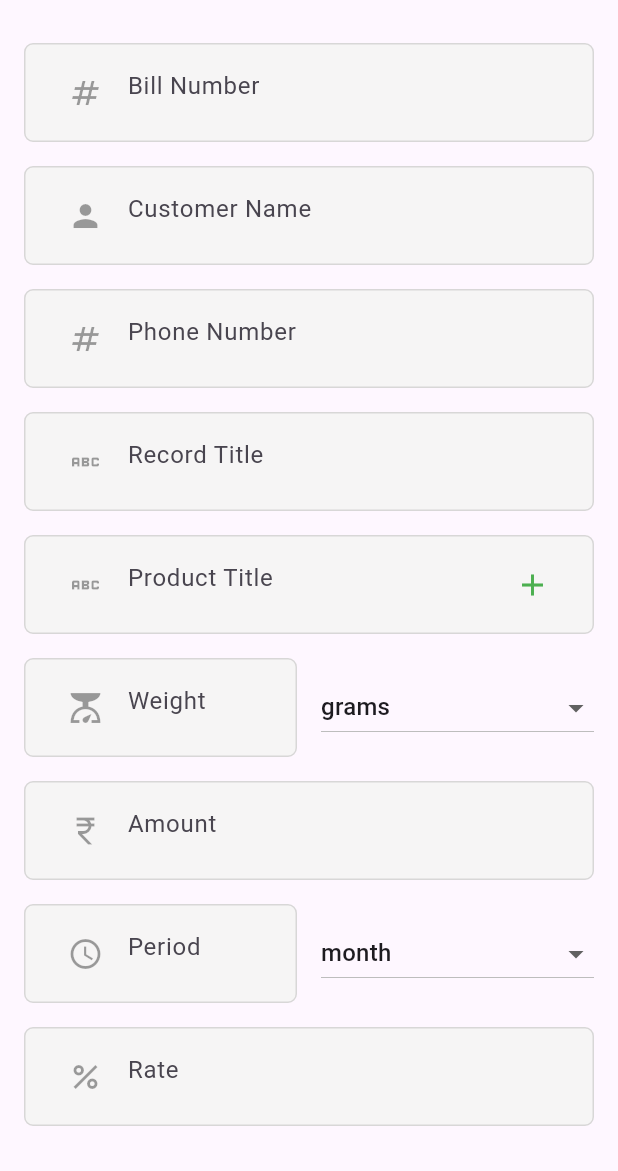
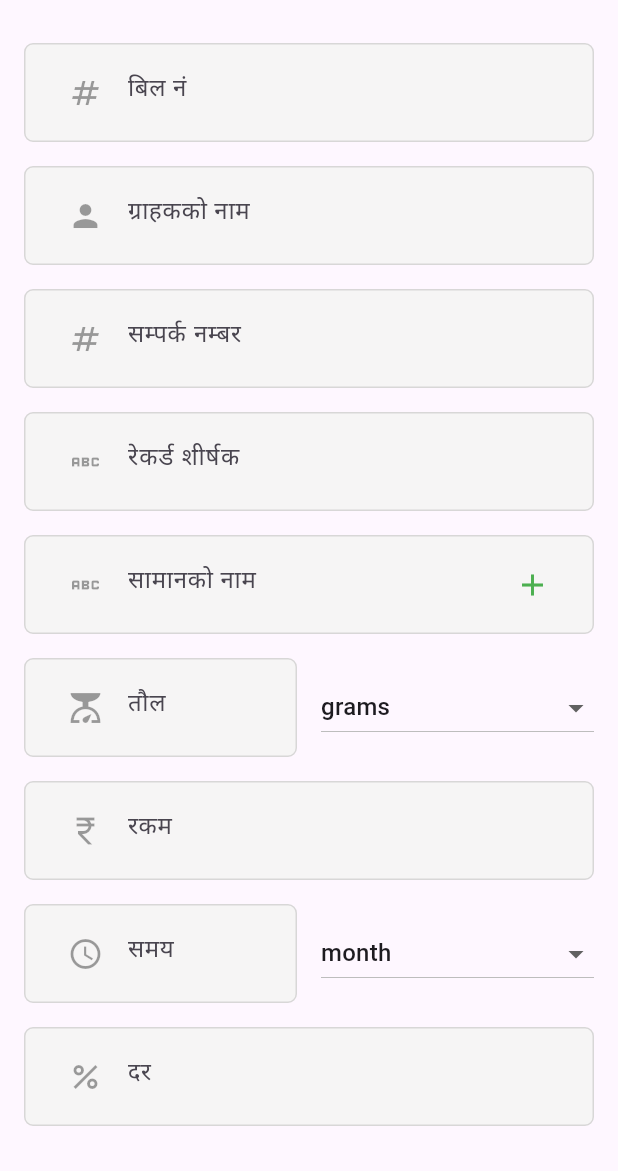
Before and after one commit to digigoldbook/dg-mb-app, a Flutter app: the GoldFAB screen opened by its route, on a phone screen of 412 x 824 dp, the part 65-1236 px from its top. Run offline on Flutter 3.47's test engine with Material 3 defaults, Android fonts, the phone set to English and light mode, and no system bars; our stand-ins replace animated_bottom_navigation_bar, avatar_glow, dio, easy_stepper, equatable, flutter_bloc and 9 more; accounts and stored records are empty; project files that could hold a hidden picture were left out.

Commit message:
language setup

```diff
--- a/assets/lang/ne.json
+++ b/assets/lang/ne.json
@@ -21,7 +21,17 @@
   "profile": "प्रोफिले",
   "rs": "रु",
   "registerShop": "नयाँ पसल",
+  "registrationNo": "पसल दर्ता नं",
   "gold": "सून",
   "silver": "चाँदी",
-  "diamond": "हीरा"
+  "diamond": "हीरा",
+  "billNo": "बिल नं",
+  "customerName": "ग्राहकको नाम",
+  "recordTitle": "रेकर्ड शीर्षक",
+  "productTitle": "सामानको नाम",
+  "weight": "तौल",
+  "amount": "रकम",
+  "period": "समय",
+  "rate": "दर",
+  "total": "जम्मा"
 }
--- a/lib/services/pages/unit_converter.dart
+++ b/lib/services/pages/unit_converter.dart
@@ -9,10 +9,10 @@ class UnitConverter extends StatefulWidget {
   const UnitConverter({super.key});
 
   @override
-  _UnitConverterState createState() => _UnitConverterState();
+  UnitConverterState createState() => UnitConverterState();
 }
 
-class _UnitConverterState extends State<UnitConverter> {
+class UnitConverterState extends State<UnitConverter> {
   final List<String> units = unitToGrams.keys.toList();
   String fromUnit = 'gm';
   double inputValue = 0.0;
--- a/lib/shop_screen/features/gold_deposit/widgets/gold_fab.dart
+++ b/lib/shop_screen/features/gold_deposit/widgets/gold_fab.dart
@@ -1,6 +1,7 @@
 import 'package:flutter/material.dart';
-import 'package:flutter_application_1/components/config/app_icons.dart';
 import 'package:gap/gap.dart';
+import '../../../../components/config/app_icons.dart';
+import '../../../../components/config/app_localization.dart';
 import '../../../../components/utils/toast_utils.dart';
 import '../../../../components/widget/app_bar.dart';
 import '../../../../components/widget/btn_widget.dart';
@@ -61,14 +62,14 @@ class _GoldFABState extends State<GoldFAB> {
             TextFieldWidget(
               controller: _billNo,
               inputType: TextInputType.text,
-              hintText: "Bill Number",
+              hintText: AppLocalizations.of(context)!.translate("billNo"),
               prefixIcon: AppIcons.instance.number,
             ),
             const Gap(16),
             TextFieldWidget(
               controller: _customerName,
               inputType: TextInputType.text,
-              hintText: "Customer Name",
+              hintText: AppLocalizations.of(context)!.translate("customerName"),
               prefixIcon: AppIcons.instance.person,
             ),
             const Gap(16),
@@ -76,14 +77,14 @@ class _GoldFABState extends State<GoldFAB> {
             TextFieldWidget(
               controller: _contactNo,
               inputType: TextInputType.text,
-              hintText: "Phone Number",
+              hintText: AppLocalizations.of(context)!.translate("contactNo"),
               prefixIcon: AppIcons.instance.number,
             ),
             const Gap(16),
             TextFieldWidget(
               controller: _postTitle,
               inputType: TextInputType.text,
-              hintText: "Record Title",
+              hintText: AppLocalizations.of(context)!.translate("recordTitle"),
               prefixIcon: Icons.abc,
             ),
             const Gap(16),
@@ -94,7 +95,8 @@ class _GoldFABState extends State<GoldFAB> {
                     child: TextFieldWidget(
                       controller: productList[index].productTitleController,
                       inputType: TextInputType.text,
-                      hintText: "Product Title",
+                      hintText: AppLocalizations.of(context)!
+                          .translate("productTitle"),
                       prefixIcon: Icons.abc,
                       // Display + for the last item, and delete for others
                       suffix: IconButton(
@@ -136,7 +138,7 @@ class _GoldFABState extends State<GoldFAB> {
                   child: TextFieldWidget(
                     controller: _weightController,
                     inputType: TextInputType.number,
-                    hintText: "Weight",
+                    hintText: AppLocalizations.of(context)!.translate("weight"),
                     prefixIcon: Icons.scale,
                   ),
                 ),
@@ -167,7 +169,7 @@ class _GoldFABState extends State<GoldFAB> {
             TextFieldWidget(
               controller: _productAmtController,
               inputType: TextInputType.number,
-              hintText: "Amount",
+              hintText: AppLocalizations.of(context)!.translate("amount"),
               prefixIcon: Icons.currency_rupee_sharp,
             ),
             const Gap(16),
@@ -178,7 +180,7 @@ class _GoldFABState extends State<GoldFAB> {
                   child: TextFieldWidget(
                     controller: _periodController,
                     inputType: TextInputType.number,
-                    hintText: "Period",
+                    hintText: AppLocalizations.of(context)!.translate("period"),
                     prefixIcon: Icons.watch_later_outlined,
                   ),
                 ),
@@ -208,7 +210,7 @@ class _GoldFABState extends State<GoldFAB> {
             TextFieldWidget(
               controller: _rateController,
               inputType: TextInputType.number,
-              hintText: "Rate",
+              hintText: AppLocalizations.of(context)!.translate("rate"),
               prefixIcon: Icons.percent,
             ),
             const Gap(16),
@@ -216,7 +218,7 @@ class _GoldFABState extends State<GoldFAB> {
             TextFieldWidget(
               controller: _countController,
               inputType: TextInputType.number,
-              hintText: "Count",
+              hintText: AppLocalizations.of(context)!.translate("total"),
               prefixIcon: Icons.format_list_numbered,
             ),
             const Gap(16),
--- a/lib/shop_screen/pages/shop_ui_page.dart
+++ b/lib/shop_screen/pages/shop_ui_page.dart
@@ -94,7 +94,7 @@ class _ShopUiPageState extends State<ShopUiPage> {
                   ],
                 ),
                 child: ListTile(
-                  tileColor: Color(0xffDEE5D4),
+                  tileColor: const Color(0xffDEE5D4),
                   onTap: () => context.pushNamed("shop-details"),
                   title: Text(shop.shopName ?? 'Unknown Shop'),
                   subtitle: Text(shop.shopAddress ?? 'No Address'),
--- a/lib/shop_screen/widgets/shop_page_delete_widget.dart
+++ b/lib/shop_screen/widgets/shop_page_delete_widget.dart
@@ -14,10 +14,10 @@ class ShopPageDeleteWidget extends StatefulWidget {
   });
 
   @override
-  _ShopPageDeleteWidgetState createState() => _ShopPageDeleteWidgetState();
+  ShopPageDeleteWidgetState createState() => ShopPageDeleteWidgetState();
 }
 
-class _ShopPageDeleteWidgetState extends State<ShopPageDeleteWidget> {
+class ShopPageDeleteWidgetState extends State<ShopPageDeleteWidget> {
   bool _isDeleting = false;
 
   Future<void> _handleDeleteShop(int shopId) async {
--- a/lib/statement/pages/view_statement.dart
+++ b/lib/statement/pages/view_statement.dart
@@ -7,10 +7,10 @@ class ViewStatement extends StatefulWidget {
   const ViewStatement({super.key});
 
   @override
-  _ViewStatementState createState() => _ViewStatementState();
+  ViewStatementState createState() => ViewStatementState();
 }
 
-class _ViewStatementState extends State<ViewStatement> {
+class ViewStatementState extends State<ViewStatement> {
   late Future<CashDepositModel> futureCashDeposits;
 
   @override
--- a/pubspec.yaml
+++ b/pubspec.yaml
@@ -28,6 +28,7 @@ dependencies:
   flutter_slidable: ^3.1.1
   lottie: ^3.1.2
   intl: ^0.19.0
+  connectivity_plus: ^6.0.5
 
 dev_dependencies:
   flutter_test:
```
Also changed, not shown: assets/lang/en.json (+12 -1 lines), lib/shop_screen/pages/add_shop_page.dart (+10 -6 lines), lib/welcome_screen/cubit/connectivity_cubit.dart (added, +29 -0 lines), pubspec.lock, 3 other files.
